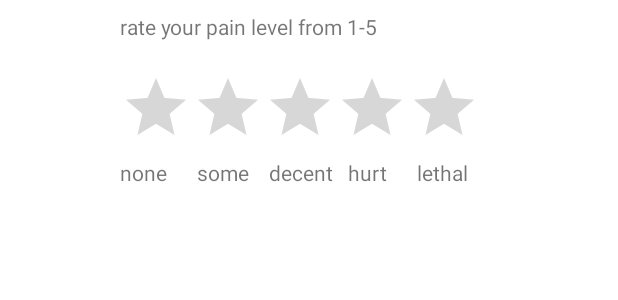
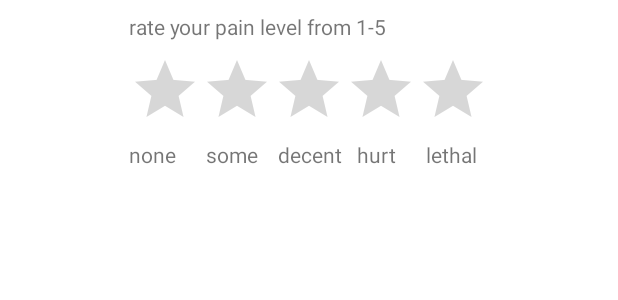
Before and after one commit to 2224508325/App-Project, an Android app: the layout rating.xml on its own in the app's theme, with its tools: preview values and no code run, on a phone screen of 412 x 824 dp. Shown: the top 300 px of the screen. Run offline under Robolectric (Android 15) with nearby library versions, the phone set to English and light mode, and no system bars.

Commit message:
center rating bar

```diff
--- a/app/src/main/res/layout/rating.xml
+++ b/app/src/main/res/layout/rating.xml
@@ -2,27 +2,28 @@
 <androidx.constraintlayout.widget.ConstraintLayout xmlns:android="http://schemas.android.com/apk/res/android"
     xmlns:app="http://schemas.android.com/apk/res-auto"
     xmlns:tools="http://schemas.android.com/tools"
-
     android:layout_width="match_parent"
     android:layout_height="wrap_content"
-    android:layout_marginTop="8dp"
-    android:layout_marginLeft="80dp">
+    android:layout_marginTop="8dp">
+
+
+    <androidx.constraintlayout.widget.Guideline
+        android:layout_width="1dp"
+        android:layout_height="1dp"/>
 
     <RatingBar
         android:id="@+id/ratingBar123"
         android:layout_width="wrap_content"
         android:layout_height="wrap_content"
-        android:layout_marginTop="20dp"
-        android:layout_marginEnd="171dp"
-        android:layout_marginRight="171dp"
-        android:layout_marginBottom="20dp"
+        android:layout_marginTop="8dp"
         android:numStars="5"
         android:progressTint="#66ccff"
         android:rating="0"
         android:secondaryProgressTint="@color/design_default_color_primary"
         android:stepSize="1"
         app:layout_constraintTop_toBottomOf="@id/introtext"
-        app:layout_constraintLeft_toLeftOf="parent"
+        app:layout_constraintStart_toStartOf="parent"
+        app:layout_constraintEnd_toEndOf="parent"
         />
 
     <TextView
@@ -32,6 +33,7 @@
         android:text="rate your pain level from 1-5"
         app:layout_constraintStart_toStartOf="@id/ratingBar123"
         app:layout_constraintTop_toTopOf="parent"
+
         />
 
     <TextView
```
